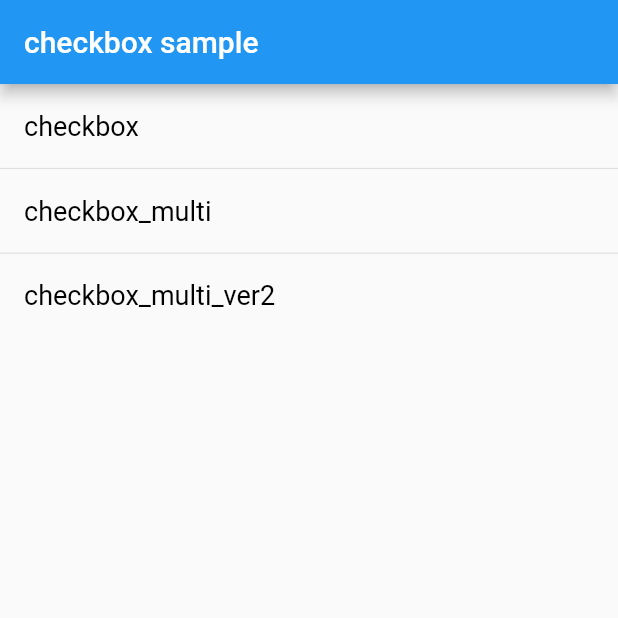
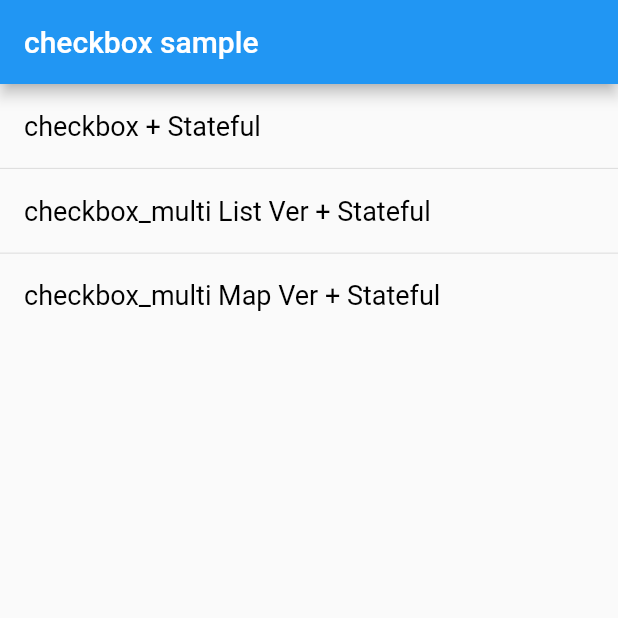
Before and after one commit to tsukamoto1783/checkbox_sample, a Flutter app: the screen it shows after launch, on a phone screen of 412 x 824 dp, the top half of it. Run offline on Flutter 3.47's test engine with Material 2 defaults, Android fonts, the phone set to English and light mode, and no system bars; our stand-ins replace flutter_riverpod.

Commit message:
style: 表示文字変更

```diff
--- a/lib/checkboxListTiles.dart
+++ b/lib/checkboxListTiles.dart
@@ -14,7 +14,7 @@ class _CheckboxListTilesState extends State<CheckboxListTiles> {
   @override
   Widget build(BuildContext context) {
     return Scaffold(
-      appBar: AppBar(title: const Text("checkbox sample")),
+      appBar: AppBar(title: const Text("checkbox_multi Sample")),
       body: Center(
         child: ListView.separated(
           itemBuilder: (context, index) => CheckboxListTile(
--- a/lib/checkboxListTilesVer2.dart
+++ b/lib/checkboxListTilesVer2.dart
@@ -8,7 +8,7 @@ class CheckboxListTilesVer2 extends StatefulWidget {
 }
 
 class _CheckboxListTilesVer2 extends State<CheckboxListTilesVer2> {
-  final List valueMaps = [
+  final List<Map<String, dynamic>> valueMaps = [
     {'value': 'A', 'checked': false},
     {'value': 'B', 'checked': false},
     {'value': 'C', 'checked': false},
@@ -18,7 +18,7 @@ class _CheckboxListTilesVer2 extends State<CheckboxListTilesVer2> {
   @override
   Widget build(BuildContext context) {
     return Scaffold(
-      appBar: AppBar(title: const Text("checkbox sample")),
+      appBar: AppBar(title: const Text("checkbox_multi Sample")),
       body: Center(
         child: Column(
           children: valueMaps
--- a/lib/home_page.dart
+++ b/lib/home_page.dart
@@ -7,13 +7,13 @@ class MyHomePage extends StatelessWidget {
   MyHomePage({Key? key}) : super(key: key);
 
   final Map<int, Map<String, dynamic>> map = {
-    0: {'pageName': 'checkbox', 'className': const CheckboxSingle()},
+    0: {'pageName': 'checkbox + Stateful', 'className': const CheckboxSingle()},
     1: {
-      'pageName': 'checkbox_multi',
+      'pageName': 'checkbox_multi List Ver + Stateful',
       'className': const CheckboxListTiles(),
     },
     2: {
-      'pageName': 'checkbox_multi_ver2',
+      'pageName': 'checkbox_multi Map Ver + Stateful',
       'className': const CheckboxListTilesVer2(),
     },
   };
```
